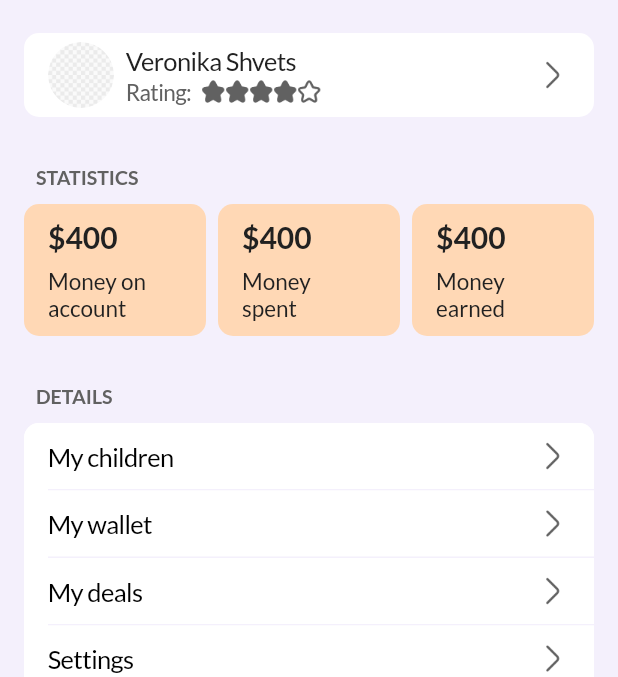
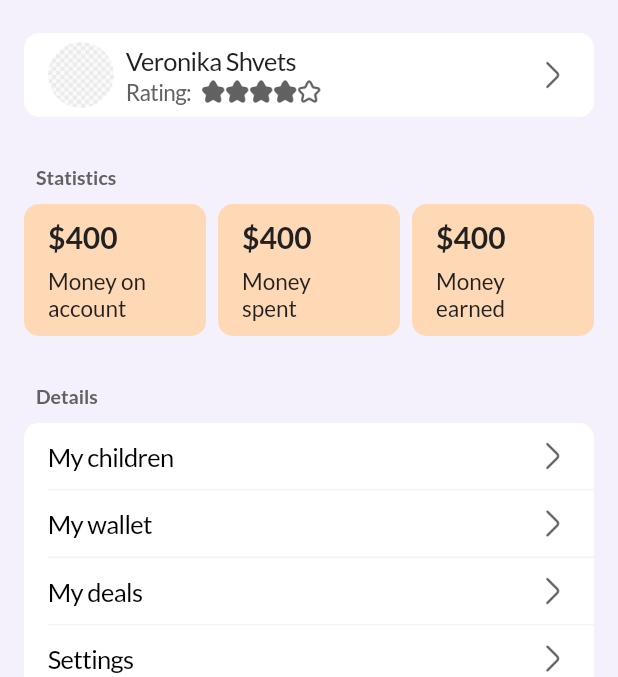
Before and after one commit to MrSanchezzzzz/kidbank.market, a Flutter app: the MyAccount screen opened by its route, on a phone screen of 412 x 824 dp, the part 57-734 px from its top. Run offline on Flutter 3.47's test engine with Material 3 defaults, Android fonts, the phone set to English and light mode, and no system bars; our stand-ins replace adaptive_dialog, flutter_riverpod, go_router, hooks_riverpod, image_picker and 2 more; missing offline and left inert: dart:ffi, syncfusion_flutter_core.

Commit message:
Design changes

```diff
--- a/lib/features/account/components/details.dart
+++ b/lib/features/account/components/details.dart
@@ -17,7 +17,7 @@ class Details extends StatelessWidget {
               height: 26,
               padding: const EdgeInsets.only(left: 8),
               child: Text(
-                'DETAILS',
+                'Details',
                 style: CupertinoTheme.of(context).textTheme.textStyle.copyWith(
                   color: Colors.grey300,
                   fontSize: 13,
--- a/lib/features/account/components/statistics.dart
+++ b/lib/features/account/components/statistics.dart
@@ -17,7 +17,7 @@
                 padding: const EdgeInsets.only(left: 8),
                 height: 26,
                 child: Text(
-                  'STATISTICS',
+                  'Statistics',
                   style: CupertinoTheme.of(context).textTheme.textStyle.copyWith(
                     color: Colors.grey300,
                     fontSize: 13,
```
